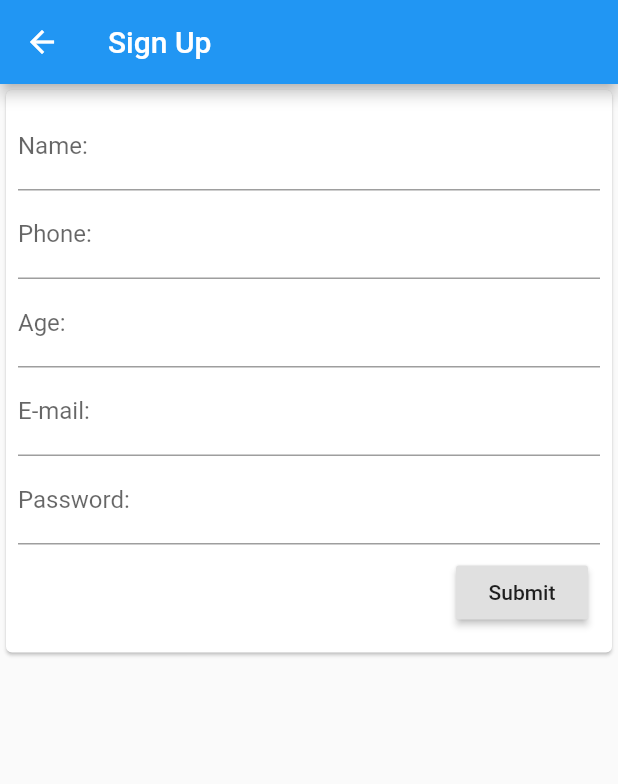
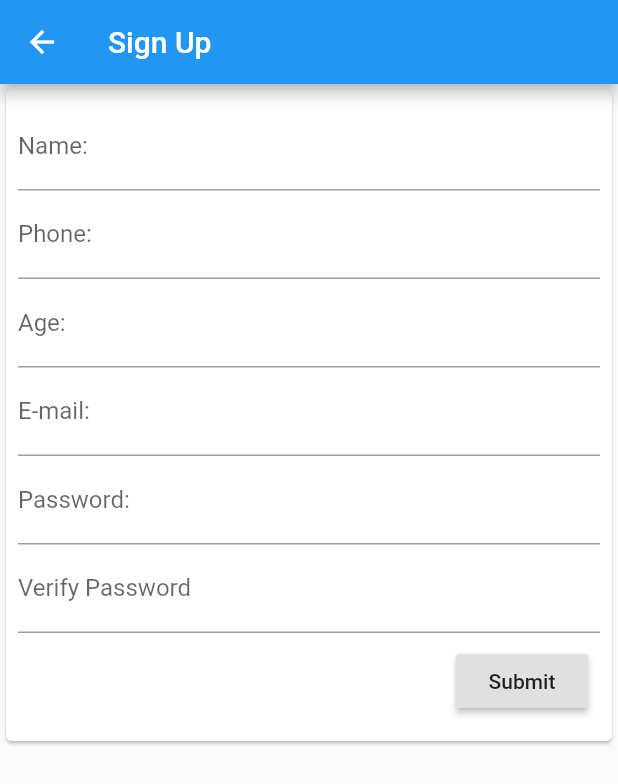
Before and after one commit to pratikg1999/video_question_app, a Flutter app: the SignUp screen opened by its route, on a phone screen of 412 x 824 dp. Shown: the top 784 px of the screen. Run offline on Flutter 3.47's test engine with Material 2 defaults, Android fonts, the phone set to English and light mode, and no system bars; our stand-ins replace camera, chewie, fluttertoast, location, shared_preferences, video_player; missing offline and left inert: simple_permissions; accounts and stored records are empty.

Commit message:
Drawer added, verify password field added in signup

```diff
--- a/lib/LoginPage.dart
+++ b/lib/LoginPage.dart
@@ -88,6 +88,8 @@ class _LoginPageState extends State<LoginPage> {
     print(await getFromSP(TOKEN_KEY_SP));
     if (await isKeyPresentInSP(TOKEN_KEY_SP) &&
         await isKeyPresentInSP(EMAIL_KEY_SP)) {
+      USER_NAME = await getFromSP(USER_NAME_SP);
+      EMAIL = await getFromSP(EMAIL_KEY_SP);
       print("already signed in");
       Navigator.of(context)
           .pushNamedAndRemoveUntil('/ask', (Route<dynamic> route) => false);
@@ -129,6 +131,8 @@ class _LoginPageState extends State<LoginPage> {
           saveCurrentLogin(resDataJson['Token Id']);
           saveInSP(EMAIL_KEY_SP, _email);
           saveInSP(USER_NAME_SP, resDataJson["Name"]);
+          USER_NAME = resDataJson["Name"];
+          EMAIL = _email;
           Navigator.of(context)
               .pushNamedAndRemoveUntil('/ask', (Route<dynamic> route) => false);
         } else {
@@ -209,6 +213,7 @@ class _LoginPageState extends State<LoginPage> {
                   },
                   decoration: new InputDecoration(
                     labelText: "Email",
+                    hintText: "you@example.com",
                     errorText: isEmailValid ? null : "Email not registered",
                   ),
                 ),
@@ -227,6 +232,7 @@ class _LoginPageState extends State<LoginPage> {
 //                  controller: _passwordController,
                   decoration: new InputDecoration(
                       labelText: "Password",
+                      hintText: "password",
                       errorText: isPasswordValid ? null : "Incorrect password"),
                 ),
               ),
--- a/lib/SignUpPage.dart
+++ b/lib/SignUpPage.dart
@@ -7,6 +7,7 @@ import 'dart:convert';
 import 'constants.dart';
 import 'package:location/location.dart';
 import 'constants.dart';
+// import 'package:teacher/bloc.dart';
 
 class SignUp extends StatefulWidget {
   @override
@@ -17,9 +18,11 @@ class SignUp extends StatefulWidget {
 
 class SignUpState extends State<SignUp> {
   final GlobalKey<ScaffoldState> _signupScaffoldKey = new GlobalKey();
-
+  // final bloc = Bloc();
   final formkey = GlobalKey<FormState>();
   String _email, _password, _name;
+  final _passwordConroller = TextEditingController();
+  // final _verifyPasswordController = TextEditingController();
   int _age;
   String _phone;
   bool _emailValid;
@@ -56,7 +59,9 @@ class SignUpState extends State<SignUp> {
                         onSaved: (input) => _name = input,
                       ),
                       TextFormField(
-                        decoration: InputDecoration(labelText: 'Phone:'),
+                        decoration: InputDecoration(
+                            labelText: 'Phone:', hintText: "12xxxx78"),
+                        keyboardType: TextInputType.number,
                         validator: (input) {
                           if (input.length < 10) {
                             return 'Phone number is invalid';
@@ -68,10 +73,13 @@ class SignUpState extends State<SignUp> {
                       ),
                       TextFormField(
                         decoration: InputDecoration(labelText: 'Age:'),
+                        keyboardType: TextInputType.number,
                         onSaved: (input) => _age = int.parse(input),
                       ),
                       TextFormField(
-                        decoration: InputDecoration(labelText: 'E-mail:'),
+                        decoration: InputDecoration(
+                            labelText: 'E-mail:', hintText: "you@example.com"),
+                        keyboardType: TextInputType.emailAddress,
                         //validator: (input) => (!input.contains('@')) ? 'Not a vaild email' : null,
                         validator: (input) {
                           _emailValid =
@@ -86,13 +94,29 @@ class SignUpState extends State<SignUp> {
                         onSaved: (input) => _email = input,
                       ),
                       TextFormField(
-                        decoration: InputDecoration(labelText: 'Password:'),
+                        controller: _passwordConroller,
+                        decoration: InputDecoration(
+                            labelText: 'Password:', hintText: "password"),
                         validator: (input) => input.length < 8
                             ? 'Password must be atleast 8 char long'
                             : null,
                         onSaved: (input) => _password = input,
                         obscureText: true,
                       ),
+                      Builder(builder: (BuildContext context) {
+                        return TextFormField(
+                          // controller: _verifyPasswordController,
+                          decoration:
+                              InputDecoration(
+                                labelText: "Verify Password",
+                                // errorText: _verifyPasswordController.text == _passwordConroller.text ? null: "Passwords don't match",
+                                ),
+                          validator: (input) => input == _passwordConroller.text
+                              ? null
+                              : "Passwords don't match",
+                          obscureText: true,
+                        );
+                      }),
                       Row(
                         mainAxisAlignment: MainAxisAlignment.end,
                         children: <Widget>[
@@ -117,29 +141,34 @@ class SignUpState extends State<SignUp> {
   void addStudent() async {
     if (formkey.currentState.validate()) {
       showDialog(
+          barrierDismissible: false,
           context: context,
           builder: (BuildContext context) {
             return Center(
-              child: AlertDialog(
+                child:
+                    Column(mainAxisSize: MainAxisSize.min, children: <Widget>[
+              AlertDialog(
                 //decoration: BoxDecoration(color: Color.fromRGBO(30, 30, 30, 1)),
                 content: Row(
+                  mainAxisAlignment: MainAxisAlignment.center,
+                  crossAxisAlignment: CrossAxisAlignment.center,
                   children: <Widget>[
                     CircularProgressIndicator(),
                     Expanded(
                       child: Center(
                         child: Text(
                           "Creating new user",
-                          style: TextStyle(
-                            height: 1.0,
-                            color: Colors.white.withOpacity(0.8),
-                          ),
+//                          style: TextStyle(
+//                            height: 1.0,
+//                            color: Colors.white.withOpacity(0.8),
+//                          ),
                         ),
                       ),
                     ),
                   ],
                 ),
               ),
-            );
+            ]));
           });
       formkey.currentState.save();
 
@@ -188,7 +217,7 @@ class SignUpState extends State<SignUp> {
                 context: context,
                 builder: (BuildContext context) {
                   return AlertDialog(
-                    title: Text("Signup failed"),
+                      title: Text("Signup failed"),
                       content: Text("User with this email already exists"));
                 });
             break;
--- a/lib/answers.dart
+++ b/lib/answers.dart
@@ -1,4 +1,6 @@
 import 'package:flutter/material.dart';
+import 'drawer.dart';
+import 'constants.dart';
 
 class Answers extends StatefulWidget{
   @override
@@ -10,6 +12,7 @@ class Answers extends StatefulWidget{
 class AnswersState extends State<StatefulWidget>{
   Widget build(BuildContext context){
     return new Scaffold(
+      drawer: NavDrawer(email: EMAIL, userName: USER_NAME,),
         appBar: new AppBar(
             title: new Text("Video Question App"),
         ),
@@ -18,6 +21,7 @@ class AnswersState extends State<StatefulWidget>{
                child: new Text('This is the answers page'),
             )
         )
+
     );
   }
 }
--- a/lib/ask.dart
+++ b/lib/ask.dart
@@ -3,6 +3,7 @@ import 'package:teacher/video.dart';
 import 'package:teacher/drawer.dart';
 import 'package:http/http.dart' as http;
 import 'package:teacher/shared_preferences_helpers.dart';
+import 'constants.dart';
 
 
 
@@ -18,8 +19,8 @@ class AskState extends State<Ask> {
   String _name;
   String _email;
   void getNameAndEmail() async {
-    _email = await getFromSP(EMAIL_KEY_SP);
-    _name = await getFromSP(USER_NAME_SP);
+    _email = EMAIL;
+    _name = USER_NAME;
     setState(() {
 
     });
--- /dev/null
+++ b/lib/bloc.dart
@@ -0,0 +1,24 @@
+import 'dart:async';
+
+class Bloc{
+  final _passwordController = StreamController<String>();
+  static String actualPassword="";
+  final validatePassword = StreamTransformer<String, String>.fromHandlers(
+      handleData: (String password,sink){
+        if(password != actualPassword){
+          sink.addError("Passwords don't match");
+        }
+      },
+    );
+  Function(String) get changePassword{
+    return _passwordController.sink.add;
+  }
+
+  Stream<String> get password{
+    return _passwordController.stream.transform(validatePassword);
+  }
+
+
+
+
+}
--- a/lib/constants.dart
+++ b/lib/constants.dart
@@ -12,3 +12,7 @@ const String ERROR_INCORRECT_PASSWORD= "Incorrect password";
 const String ERROR_EMAIL_NOT_VERIFIED = "Email not verified";
 const String ERROR_EMAIL_NOT_PRESENT = "Email doesn't exist.Please signup first...";
 const String ERROR_USER_ALREADY_EXISTS = "User with this email already exists";
+
+// To store username and email used in Drawers
+String USER_NAME;
+String EMAIL;
--- a/lib/questions.dart
+++ b/lib/questions.dart
@@ -5,6 +5,8 @@ import 'dart:core';
 import 'package:path_provider/path_provider.dart';
 import 'chewieListItem.dart';
 import 'package:video_player/video_player.dart';
+import 'constants.dart';
+import 'drawer.dart';
 import 'uploadVideo.dart';
 
 
@@ -20,7 +22,7 @@ class QuestionsState extends State<Questions>{
 
   Directory appDirectory,videoDirectory;
   String videoDirectoryPath;
-  List<String> list;
+  List<String> list = [];
 
   Future<List<String>> setter () async {
 
@@ -75,6 +77,7 @@ class QuestionsState extends State<Questions>{
   @override
   Widget build(BuildContext context){
     return new Scaffold(
+      drawer: NavDrawer(email: EMAIL,userName: USER_NAME,),
         appBar: new AppBar(
           title: new Text("Video Question App"),
         ),
--- a/lib/uploadedquestions.dart
+++ b/lib/uploadedquestions.dart
@@ -9,6 +9,8 @@ import 'dart:core';
 import 'package:path_provider/path_provider.dart';
 import 'chewieListItem.dart';
 import 'package:video_player/video_player.dart';
+
+import 'drawer.dart';
 class UploadedQuestions extends StatefulWidget{
   @override
   State<StatefulWidget> createState() {
@@ -67,6 +69,7 @@ class UploadedQuestionsState extends State<StatefulWidget>{
 
     setter();
     return new Scaffold(
+      drawer: NavDrawer(userName: USER_NAME, email: EMAIL,),
         appBar: new AppBar(
           title: new Text("Video Question App"),
         ),
```
Also changed, not shown: lib/drawer.dart (+74 -30 lines), lib/video.dart (+9 -8 lines).
